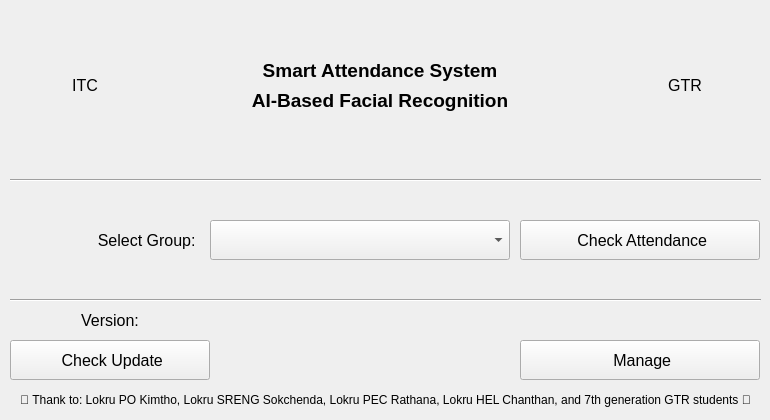
First picture: the form in resource/view_controller/main_application_form/View.ui, repository muysengly/repo_attendance_system, before the edit.
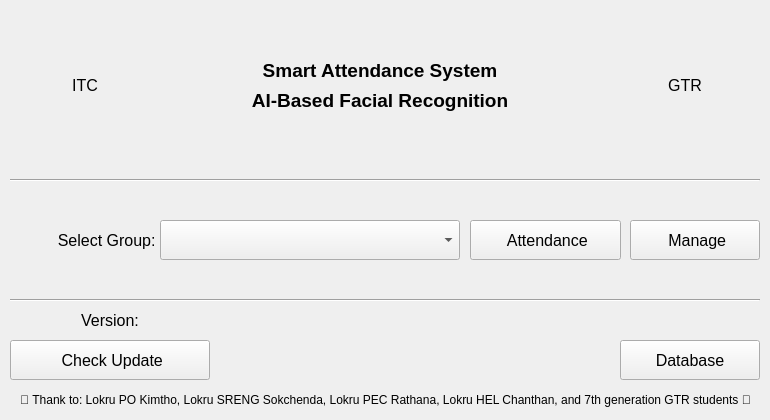
Second picture: the form after the edit.

The edit to the form file:
```diff
--- a/resource/view_controller/main_application_form/View.ui
+++ b/resource/view_controller/main_application_form/View.ui
@@ -18,7 +18,7 @@
   </property>
   <property name="maximumSize">
    <size>
-    <width>800</width>
+    <width>770</width>
     <height>420</height>
    </size>
   </property>
@@ -35,9 +35,9 @@
    <widget class="QPushButton" name="pushButton_check_attendance">
     <property name="geometry">
      <rect>
-      <x>520</x>
+      <x>470</x>
       <y>220</y>
-      <width>240</width>
+      <width>151</width>
       <height>40</height>
      </rect>
     </property>
@@ -48,13 +48,13 @@
      </font>
     </property>
     <property name="text">
-     <string> Check Attendance</string>
+     <string> Attendance</string>
     </property>
    </widget>
    <widget class="QComboBox" name="comboBox_group_name">
     <property name="geometry">
      <rect>
-      <x>210</x>
+      <x>160</x>
       <y>220</y>
       <width>300</width>
       <height>40</height>
@@ -72,7 +72,7 @@
      <rect>
       <x>20</x>
       <y>220</y>
-      <width>180</width>
+      <width>140</width>
       <height>40</height>
      </rect>
     </property>
@@ -92,9 +92,9 @@
    <widget class="QPushButton" name="pushButton_manage">
     <property name="geometry">
      <rect>
-      <x>520</x>
-      <y>340</y>
-      <width>240</width>
+      <x>630</x>
+      <y>220</y>
+      <width>130</width>
       <height>40</height>
      </rect>
     </property>
@@ -259,7 +259,7 @@
      <rect>
       <x>10</x>
       <y>290</y>
-      <width>751</width>
+      <width>750</width>
       <height>20</height>
      </rect>
     </property>
@@ -272,7 +272,7 @@
      <rect>
       <x>10</x>
       <y>170</y>
-      <width>751</width>
+      <width>750</width>
       <height>20</height>
      </rect>
     </property>
@@ -280,6 +280,24 @@
      <enum>Qt::Horizontal</enum>
     </property>
    </widget>
+   <widget class="QPushButton" name="pushButton_database">
+    <property name="geometry">
+     <rect>
+      <x>620</x>
+      <y>340</y>
+      <width>140</width>
+      <height>40</height>
+     </rect>
+    </property>
+    <property name="font">
+     <font>
+      <pointsize>12</pointsize>
+     </font>
+    </property>
+    <property name="text">
+     <string>Database</string>
+    </property>
+   </widget>
   </widget>
  </widget>
  <resources/>
```
